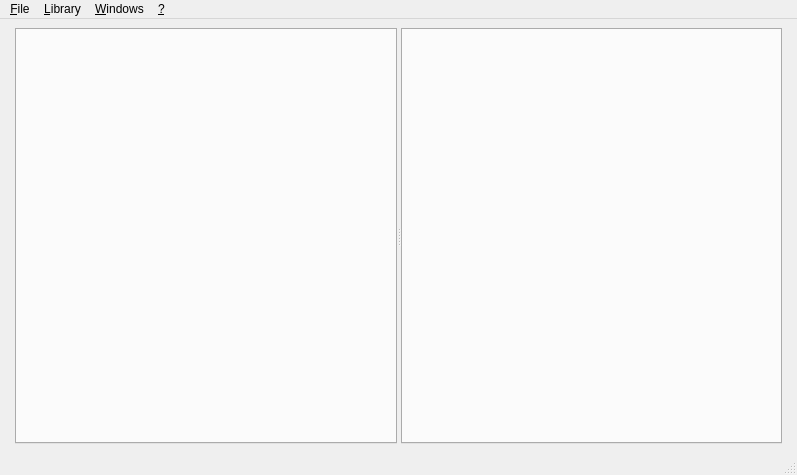
Old version of the form bigglesworth/ui/mainwindow.ui in the repository MaurizioB/Bigglesworth.
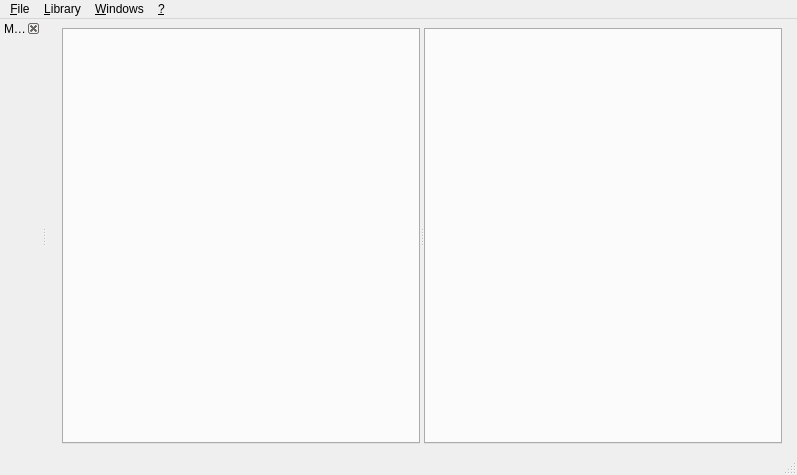
New version of the form. Icons and pictures are not drawn. Custom widgets are drawn as their Qt base class.

Commit message: Side library widget, with treeview and filters

Patch:
```diff
--- a/bigglesworth/ui/mainwindow.ui
+++ b/bigglesworth/ui/mainwindow.ui
@@ -134,6 +134,18 @@
    <addaction name="aboutMenu"/>
   </widget>
   <widget class="StatusBar" name="statusbar"/>
+  <widget class="QDockWidget" name="sidebar">
+   <property name="features">
+    <set>QDockWidget::DockWidgetClosable</set>
+   </property>
+   <property name="windowTitle">
+    <string>Main library</string>
+   </property>
+   <attribute name="dockWidgetArea">
+    <number>1</number>
+   </attribute>
+   <widget class="DockLibrary" name="dockLibrary"/>
+  </widget>
   <action name="createCollectionAction">
    <property name="icon">
     <iconset theme="document-new">
@@ -347,6 +359,12 @@
    <extends>QStatusBar</extends>
    <header>bigglesworth.widgets</header>
   </customwidget>
+  <customwidget>
+   <class>DockLibrary</class>
+   <extends>QWidget</extends>
+   <header>bigglesworth.widgets</header>
+   <container>1</container>
+  </customwidget>
  </customwidgets>
  <resources/>
  <connections/>
```
Left out of the diff: 22 changed lines with no effect on the pictures. The commit also changes 15 other files.
